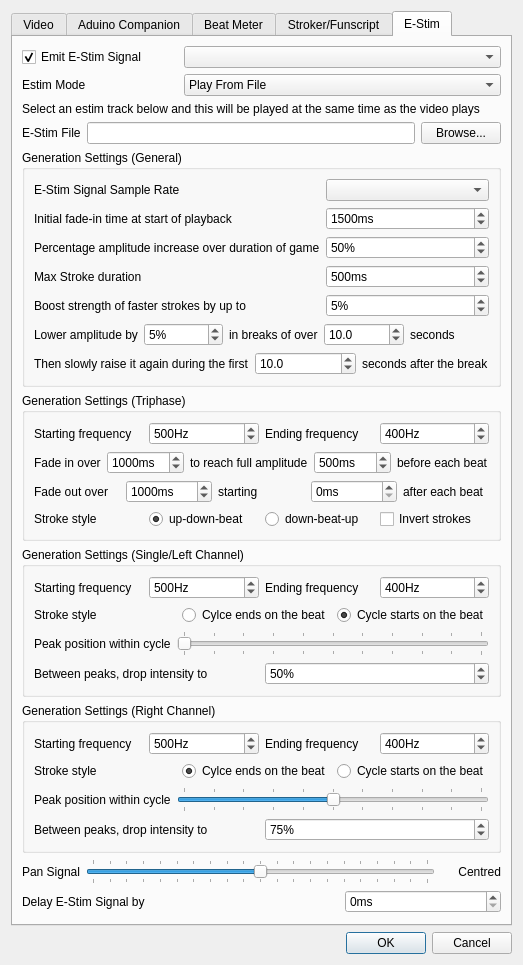
Old version of the form Source/optionsdialog.ui in the repository memmaa/cock-heroine.
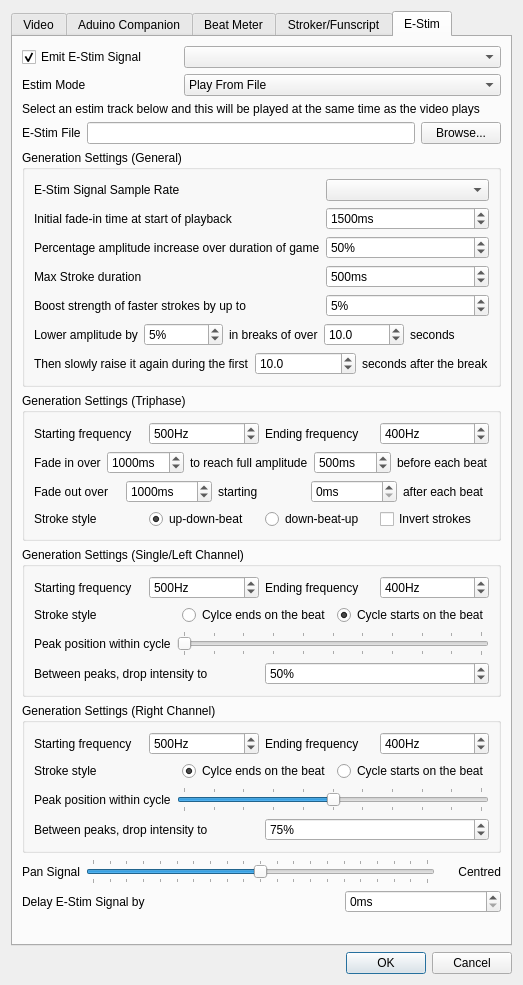
New version of the form.

The edit to the form file:
```diff
--- a/Source/optionsdialog.ui
+++ b/Source/optionsdialog.ui
@@ -7,7 +7,7 @@
     <x>0</x>
     <y>0</y>
     <width>479</width>
-    <height>960</height>
+    <height>985</height>
    </rect>
   </property>
   <property name="sizePolicy">
```
Left out of the diff: 10 changed lines with no effect on the pictures.
